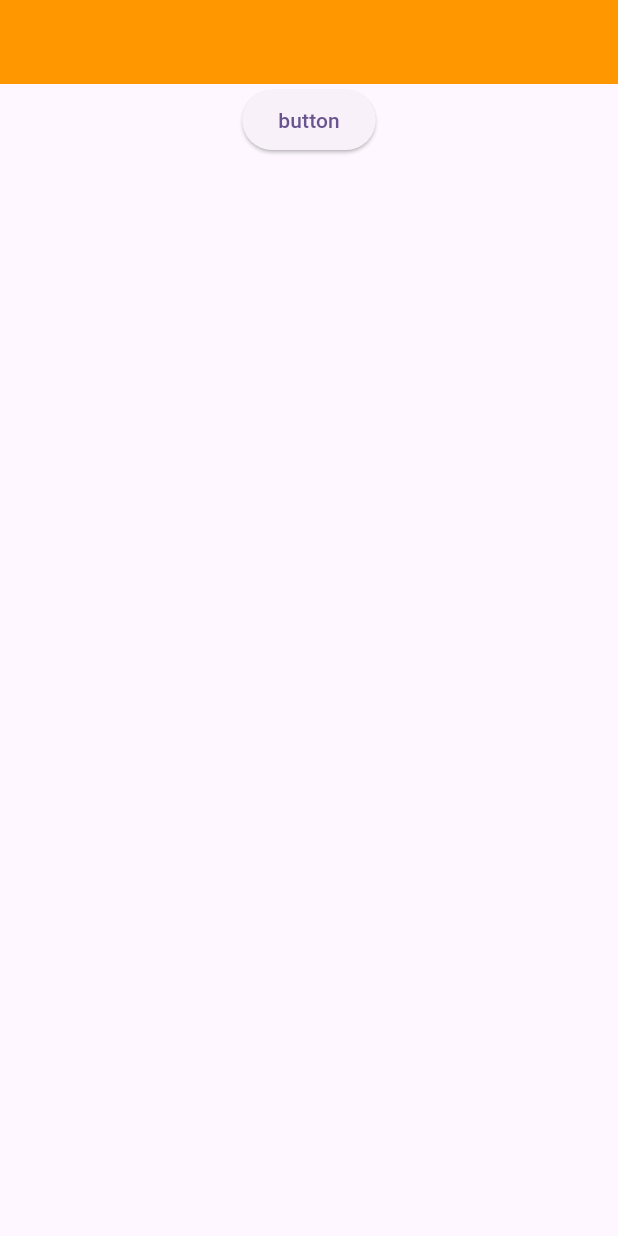
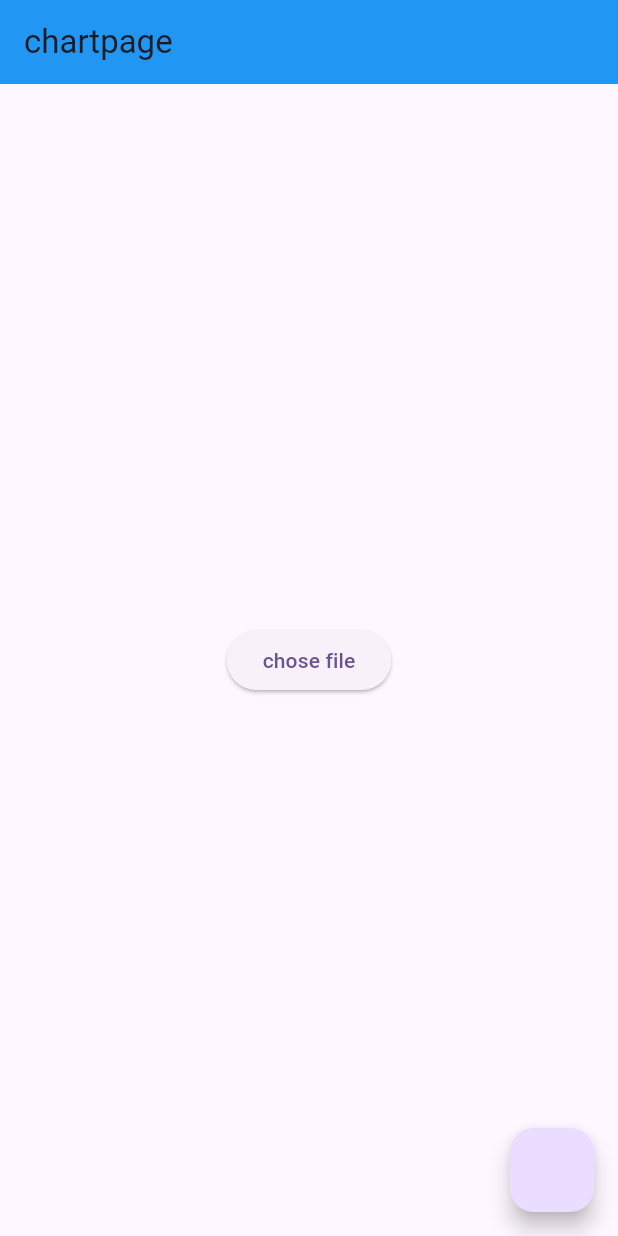
Before and after one commit to yassy-can/class_survey, a Flutter app: the screen it shows after launch, on a phone screen of 412 x 824 dp. Run offline on Flutter 3.47's test engine with Material 3 defaults, Android fonts, the phone set to English and light mode, and no system bars; our stand-ins replace file_picker, flutter_hooks, flutter_riverpod, riverpod_annotation; generated files the repository leaves out were written again.

Commit message:
client-chartの表示確認

```diff
--- /dev/null
+++ b/client/lib/infrastruncture/dumy.dart
@@ -0,0 +1 @@
+const damydata = [{}];
--- a/client/lib/main.dart
+++ b/client/lib/main.dart
@@ -1,12 +1,16 @@
 import 'dart:convert';
 
 import 'package:flutter/material.dart';
+import 'package:flutter_riverpod/flutter_riverpod.dart';
+import 'package:front_end/presentation/chartpage.dart';
 import 'package:front_end/presentation/filepick.dart';
 import 'package:front_end/presentation/page.dart';
 import 'package:http/http.dart' as http;
 
 void main() {
-  runApp(const MyApp());
+  const app = MyApp();
+  const scope = ProviderScope(child: app);
+  runApp(scope);
 }
 
 class MyApp extends StatelessWidget {
@@ -21,7 +25,7 @@ class MyApp extends StatelessWidget {
         colorScheme: ColorScheme.fromSeed(seedColor: Colors.deepPurple),
         useMaterial3: true,
       ),
-      home: const Filepick(),
+      home: const Chartpage(),
     );
   }
 }
--- a/client/lib/presentation/chartpage.dart
+++ b/client/lib/presentation/chartpage.dart
@@ -0,0 +1,31 @@
+import 'package:flutter/material.dart';
+import 'package:flutter_riverpod/flutter_riverpod.dart';
+import 'package:front_end/application/chartlist_provider.dart';
+import 'package:front_end/presentation/filepick.dart';
+
+class Chartpage extends ConsumerWidget {
+  const Chartpage({super.key});
+
+  @override
+  Widget build(BuildContext context, WidgetRef ref) {
+    final chartListInstance = ref.watch(chartListnotifierProvider);
+    final chartListnotifier = ref.read(chartListnotifierProvider.notifier);
+
+    return Scaffold(
+        appBar: AppBar(
+          backgroundColor: Colors.blue,
+          title: const Text("chartpage"),
+        ),
+        body: chartListInstance.isEmpty
+            ? const Filepick()
+            : ListView.builder(
+                itemCount: chartListInstance.length, // データの長さを指定
+                itemBuilder: (context, index) {
+                  final item = chartListInstance[index];
+                  return item;
+                },
+              ),
+        floatingActionButton:
+            FloatingActionButton(onPressed: chartListnotifier.deleteState));
+  }
+}
--- a/client/lib/presentation/filepick.dart
+++ b/client/lib/presentation/filepick.dart
@@ -1,38 +1,29 @@
 import 'package:file_picker/file_picker.dart';
 import 'package:flutter/material.dart';
-import 'package:flutter_hooks/flutter_hooks.dart';
-import 'package:file/file.dart';
+import 'package:flutter_riverpod/flutter_riverpod.dart';
+import 'package:front_end/application/chartlist_provider.dart';
 
-class Filepick extends HookWidget {
+class Filepick extends ConsumerWidget {
   const Filepick({super.key});
 
   @override
-  Widget build(BuildContext context) {
-    final filename = useState("");
+  Widget build(BuildContext context, WidgetRef ref) {
+    final ChartListnotifier = ref.read(chartListnotifierProvider.notifier);
 
-    Future<void> _pickFile() async {
+    Future<void> pickFile() async {
       FilePickerResult? result = await FilePicker.platform.pickFiles();
       if (result != null) {
-        filename.value = result.files.first.name;
-        debugPrint(filename.value);
+        debugPrint(result.files.first.name);
+        ChartListnotifier.updateState([Text('data'), Text("data")]);
       }
     }
 
-    return Scaffold(
-      appBar: AppBar(
-        backgroundColor: Colors.orange,
-      ),
-      body: Center(
-        child: Column(
-          children: [
-            ElevatedButton(
-                onPressed: () async {
-                  _pickFile();
-                },
-                child: Text("button")),
-          ],
-        ),
-      ),
+    return Center(
+      child: ElevatedButton(
+          onPressed: () async {
+            pickFile();
+          },
+          child: Text("chose file")),
     );
   }
 }
--- a/client/pubspec.yaml
+++ b/client/pubspec.yaml
@@ -14,9 +14,11 @@ dependencies:
   http: ^0.13.5
   hooks_riverpod:
   flutter_hooks:
+  flutter_riverpod:
   freezed_annotation:
   riverpod_annotation:
   file_picker:
+  graphic:
 
   cupertino_icons: ^1.0.6
 
@@ -25,6 +27,7 @@ dev_dependencies:
     sdk: flutter
   flutter_lints: ^3.0.0
   build_runner:
+  riverpod_generator:
   freezed:
 
 flutter:
```
Also changed, not shown: client/lib/application/chartlist_provider.dart (added, +21 -0 lines), client/lib/domain/chartlist.dart (added, +7 -0 lines), client/lib/application/chartlist_provider.g.dart (added), client/pubspec.lock.
